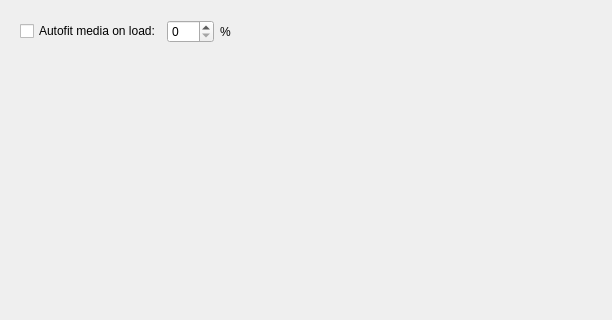
First picture: the form in src/gui/widgets/settings/behaviorsettings.ui, repository ripose-jp/Memento, before the edit; both pictures show x 0 to 612 and y 0 to 320 of the 612 by 538 pixel window.
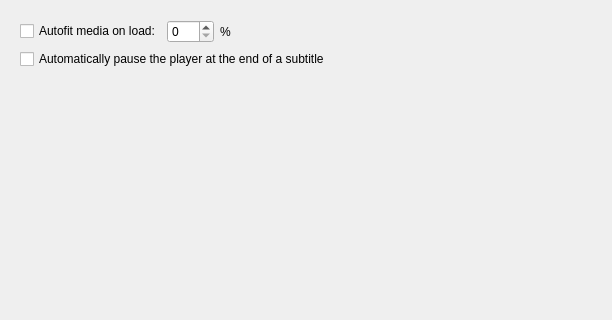
Second picture: the form after the edit.

Commit message: Added option automatically to pause on subtitle end.

What changed in the file:
```diff
--- a/src/gui/widgets/settings/behaviorsettings.ui
+++ b/src/gui/widgets/settings/behaviorsettings.ui
@@ -83,6 +83,13 @@
          </item>
         </layout>
        </item>
+       <item>
+        <widget class="QCheckBox" name="checkSubtitlePause">
+         <property name="text">
+          <string>Automatically pause the player at the end of a subtitle</string>
+         </property>
+        </widget>
+       </item>
        <item>
         <spacer name="verticalSpacer">
          <property name="orientation">
```
The commit also changes 5 other files.
